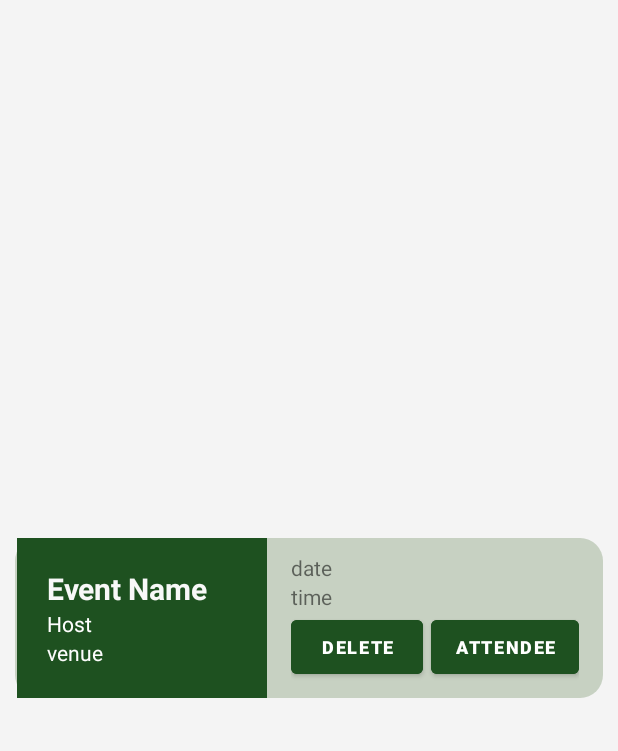
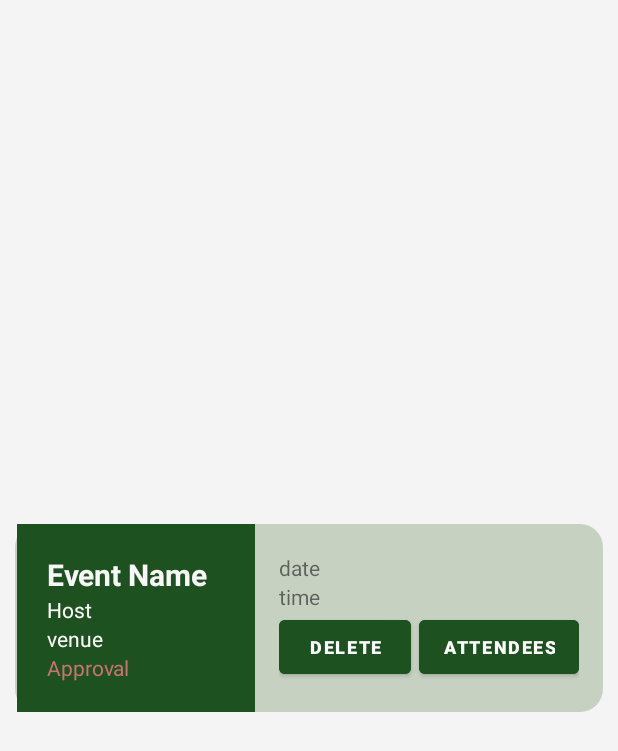
Before and after one commit to KleinKodes/SKADJ-CSCB07-Project, an Android app: the layout profile_card.xml on its own in the app's theme, with its tools: preview values and no code run, on a phone screen of 412 x 824 dp. Shown: the top 751 px of the screen. Run offline under Robolectric (Android 15) with nearby library versions, the phone set to English and light mode, and no system bars.

Commit message:
Fixed profile_Card
profile card was missing a textview after a commit, so I added it back

```diff
--- a/app/src/main/res/layout/profile_card.xml
+++ b/app/src/main/res/layout/profile_card.xml
@@ -34,7 +34,7 @@
             <LinearLayout
                 android:id="@+id/linearLayout2"
                 android:layout_width="wrap_content"
-                android:layout_height="match_parent"
+                android:layout_height="wrap_content"
                 android:layout_marginStart="1dp"
                 android:layout_weight="0.8"
                 android:background="#1E5120"
@@ -120,12 +120,12 @@
                         android:layout_weight="1"
                         android:backgroundTint="#1E5120"
                         android:onClick="transitionToAttendee"
-                        android:text="Attendee"
+                        android:text="Attendees"
                         android:textSize="12dp"
                         android:textStyle="bold"
                         app:layout_constraintBottom_toBottomOf="parent"
                         app:layout_constraintTop_toTopOf="parent"
-                        tools:text="Attendee" />
+                        tools:text="Attendees" />
 
                 </LinearLayout>
 
```
